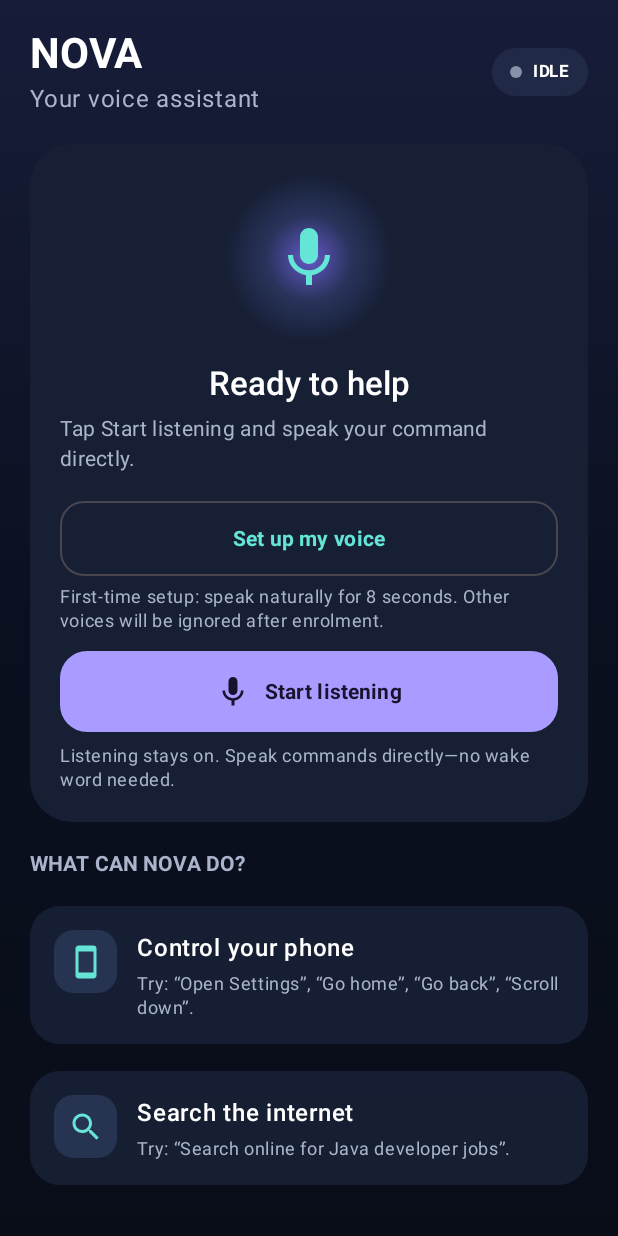
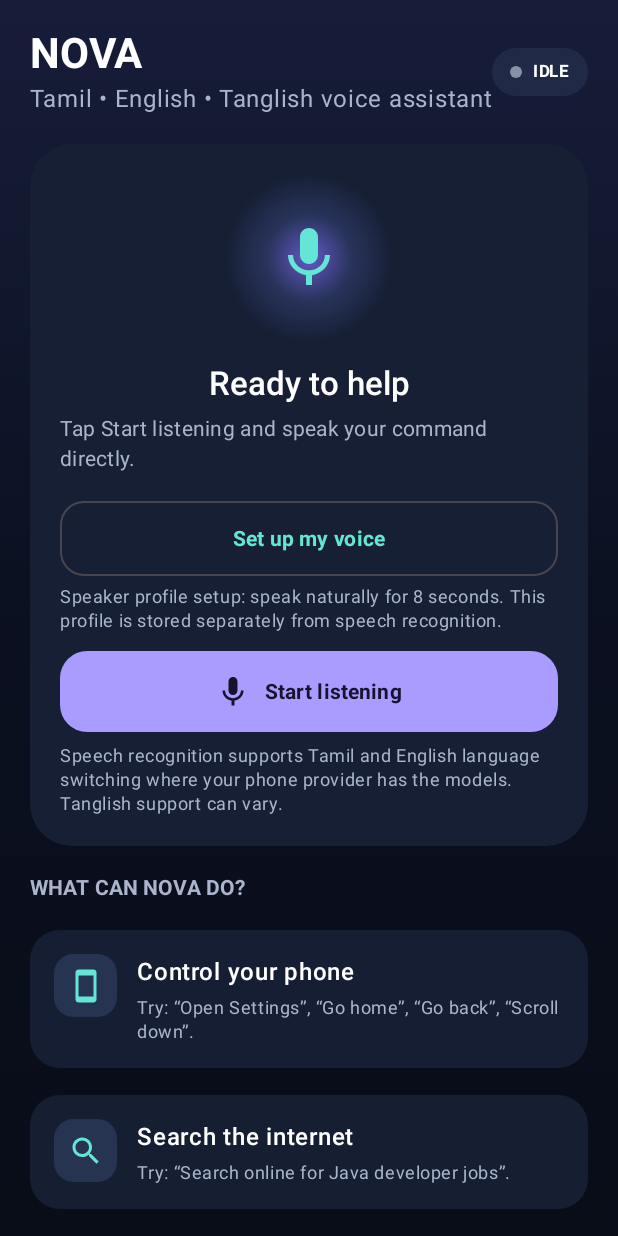
Before and after one commit to guna05221/Nova-Assistant, an Android app built with Jetpack Compose: the screen it shows after launch (MainActivity), on a phone screen of 412 x 824 dp. Run offline under Robolectric (Android 15) with nearby library versions, the phone set to English and light mode, and no system bars.

Commit message:
Clarify multilingual speech and separate voice profile setup

```diff
--- a/app/src/main/java/com/guna/nova/MainActivity.kt
+++ b/app/src/main/java/com/guna/nova/MainActivity.kt
@@ -93,7 +93,7 @@ class MainActivity : ComponentActivity() {
                                     fontWeight = FontWeight.Bold,
                                     color = Color.White
                                 )
-                                Text("Your voice assistant", color = NovaMuted)
+                                Text("Tamil • English • Tanglish voice assistant", color = NovaMuted)
                             }
                             Surface(color = Color(0xFF202A46), shape = CircleShape) {
                                 Row(
@@ -184,7 +184,7 @@ class MainActivity : ComponentActivity() {
                                 }
                                 Spacer(Modifier.height(6.dp))
                                 Text(
-                                    "First-time setup: speak naturally for 8 seconds. Other voices will be ignored after enrolment.",
+                                    "Speaker profile setup: speak naturally for 8 seconds. This profile is stored separately from speech recognition.",
                                     color = NovaMuted,
                                     style = MaterialTheme.typography.bodySmall
                                 )
@@ -225,7 +225,7 @@ class MainActivity : ComponentActivity() {
                                 }
                                 Spacer(Modifier.height(8.dp))
                                 Text(
-                                    "Listening stays on. Speak commands directly—no wake word needed.",
+                                    "Speech recognition supports Tamil and English language switching where your phone provider has the models. Tanglish support can vary.",
                                     color = NovaMuted,
                                     style = MaterialTheme.typography.bodySmall
                                 )
@@ -336,7 +336,7 @@ private fun friendlyStatus(raw: String): String {
     return when {
         value.contains("model load failed") -> "Voice model could not load. Check the model setup."
         value.contains("microphone") && value.contains("error") -> "Microphone problem: $raw"
-        value.contains("listening continuously") || value.startsWith("heard:") -> "Nova is listening for your next command."
+        value.contains("listening for tamil") || value.startsWith("heard:") -> "Nova is listening for your next command."
         value.contains("model loaded") -> "Voice model loaded. Starting microphone…"
         value.contains("service started") -> "Starting the offline voice engine…"
         value.contains("stopped unexpectedly") -> "The listening service stopped. Tap Start listening to retry."
```
